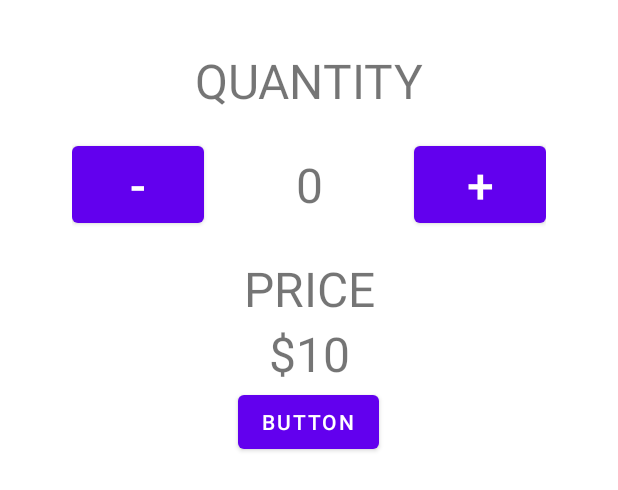
After one commit to purnchndr/JustJava, an Android app: the layout second_layout.xml on its own in the app's theme, with its tools: preview values and no code run, on a phone screen of 412 x 824 dp. The commit adds this screen. Shown: the top 490 px of the screen. Run offline under Robolectric (Android 15) with nearby library versions, the light colour scheme and no system bars.

Commit message:
Add quantity update function to increase or decrease.

```diff
--- /dev/null
+++ b/app/src/main/res/layout/second_layout.xml
@@ -0,0 +1,73 @@
+<?xml version="1.0" encoding="utf-8"?>
+<LinearLayout xmlns:android="http://schemas.android.com/apk/res/android"
+    android:layout_width="match_parent"
+    android:orientation="vertical"
+    android:layout_margin="32dp"
+    android:layout_height="match_parent">
+
+
+    <TextView
+        android:id="@+id/textView"
+        android:layout_gravity="center"
+        android:layout_width="wrap_content"
+        android:layout_height="wrap_content"
+        android:text="quantity"
+        android:textAllCaps="true"
+        android:textSize="32sp" />
+
+    <LinearLayout
+        android:layout_width="match_parent"
+        android:layout_height="wrap_content"
+        android:layout_margin="16dp"
+        android:orientation="horizontal">
+
+        <Button
+            android:id="@+id/button"
+            android:layout_width="wrap_content"
+            android:layout_height="wrap_content"
+            android:textSize="32sp"
+            android:text="-" />
+
+        <TextView
+            android:id="@+id/textView2"
+            android:layout_width="wrap_content"
+            android:layout_height="wrap_content"
+            android:layout_weight="1"
+            android:textAlignment="center"
+            android:textSize="32sp"
+            android:text="0" />
+
+        <Button
+            android:id="@+id/button2"
+            android:textSize="32sp"
+            android:layout_width="wrap_content"
+            android:layout_height="wrap_content"
+
+            android:text="+" />
+    </LinearLayout>
+
+    <TextView
+        android:id="@+id/textView3"
+        android:layout_width="match_parent"
+        android:layout_height="wrap_content"
+        android:textAlignment="center"
+        android:textSize="32sp"
+        android:text="price"
+        android:textAllCaps="true"/>
+
+    <TextView
+        android:id="@+id/textView4"
+        android:layout_width="match_parent"
+        android:layout_height="wrap_content"
+        android:textAlignment="center"
+        android:textSize="32sp"
+        android:text="$10"
+        android:textAllCaps="true"/>
+
+    <Button
+        android:id="@+id/button3"
+        android:layout_width="wrap_content"
+        android:layout_height="wrap_content"
+        android:layout_gravity="center"
+        android:text="Button" />
+</LinearLayout>
--- a/app/src/main/res/mipmap-anydpi-v26/ic_launcher.xml
+++ b/app/src/main/res/mipmap-anydpi-v26/ic_launcher.xml
@@ -1,5 +1,5 @@
 <?xml version="1.0" encoding="utf-8"?>
 <adaptive-icon xmlns:android="http://schemas.android.com/apk/res/android">
-    <background android:drawable="@drawable/ic_launcher_background" />
-    <foreground android:drawable="@drawable/ic_launcher_foreground" />
+    <background android:drawable="@color/ic_launcher_background"/>
+    <foreground android:drawable="@drawable/ic_launcher_foreground"/>
 </adaptive-icon>
--- a/app/src/main/res/mipmap-anydpi-v26/ic_launcher_round.xml
+++ b/app/src/main/res/mipmap-anydpi-v26/ic_launcher_round.xml
@@ -1,5 +1,5 @@
 <?xml version="1.0" encoding="utf-8"?>
 <adaptive-icon xmlns:android="http://schemas.android.com/apk/res/android">
-    <background android:drawable="@drawable/ic_launcher_background" />
-    <foreground android:drawable="@drawable/ic_launcher_foreground" />
+    <background android:drawable="@color/ic_launcher_background"/>
+    <foreground android:drawable="@drawable/ic_launcher_foreground"/>
 </adaptive-icon>
--- /dev/null
+++ b/app/src/main/res/values/ic_launcher_background.xml
@@ -0,0 +1,4 @@
+<?xml version="1.0" encoding="utf-8"?>
+<resources>
+    <color name="ic_launcher_background">#DC1600</color>
+</resources>
--- a/app/src/main/res/values/strings.xml
+++ b/app/src/main/res/values/strings.xml
@@ -1,4 +1,5 @@
 <resources>
     <string name="app_name">Just Java</string>
     <string name="todo">TODO</string>
+    <string name="quantity">Quantity</string>
 </resources>
```
Also changed, not shown: app/src/main/java/com/example/android/justjava/MainActivity.java (+14 -6 lines), app/src/main/res/drawable-v24/ic_launcher_foreground.xml (deleted, +0 -30 lines), app/src/main/res/drawable/ic_launcher_foreground.xml (added, +25 -0 lines), app/src/main/res/layout/activity_main.xml (+9 -1 lines), app/src/main/ic_launcher-playstore.png (added), app/src/main/res/mipmap-hdpi/ic_launcher.png, app/src/main/res/mipmap-hdpi/ic_launcher_round.png, app/src/main/res/mipmap-mdpi/ic_launcher.png, app/src/main/res/mipmap-mdpi/ic_launcher_round.png, app/src/main/res/mipmap-xhdpi/ic_launcher.png, app/src/main/res/mipmap-xhdpi/ic_launcher_round.png, app/src/main/res/mipmap-xxhdpi/ic_launcher.png, app/src/main/res/mipmap-xxhdpi/ic_launcher_round.png, app/src/main/res/mipmap-xxxhdpi/ic_launcher.png, 2 more files.
